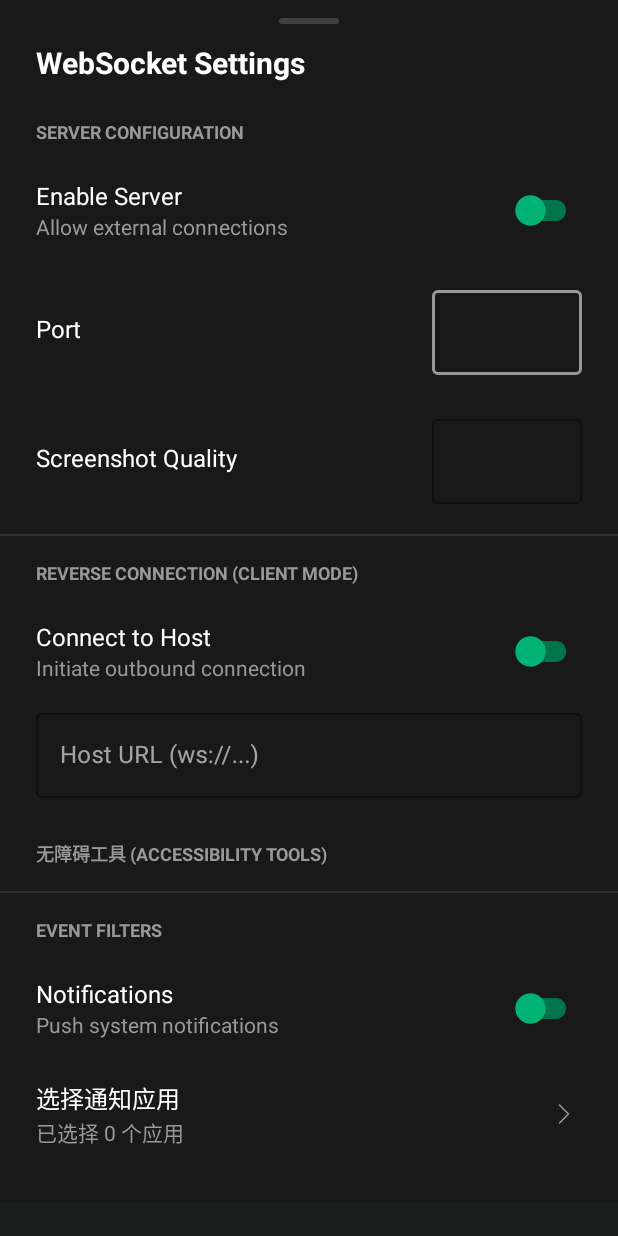
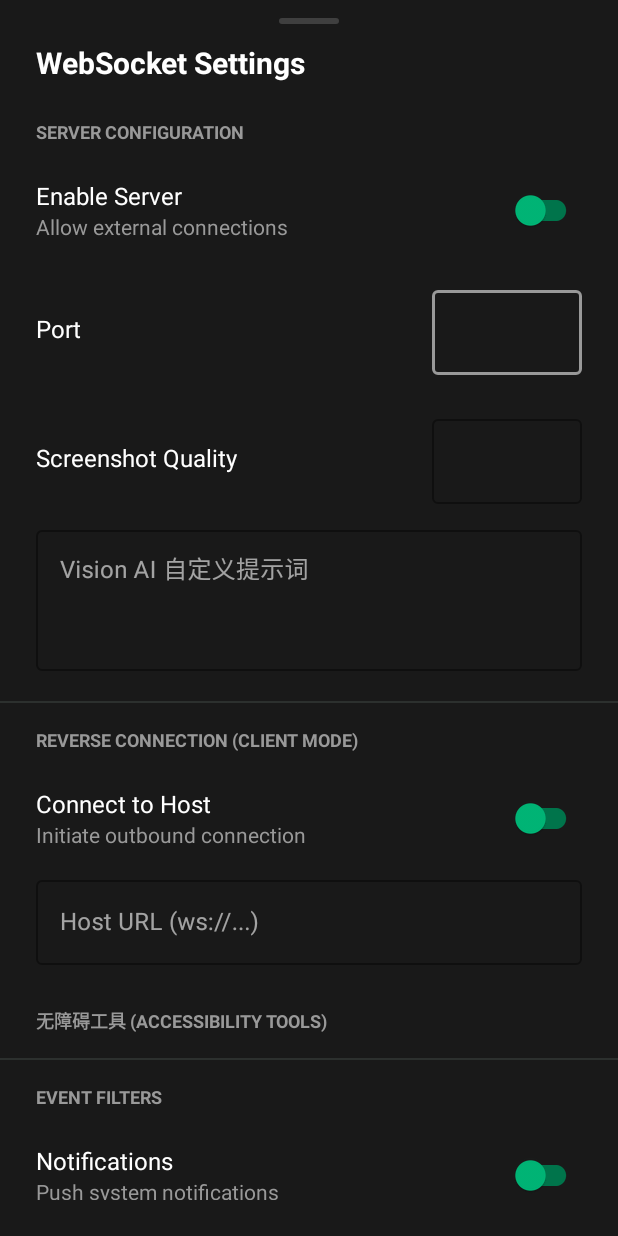
Before and after one commit to onepy/xiao-adb, an Android app: the layout sheet_settings.xml on its own in the app's theme, with its tools: preview values and no code run, on a phone screen of 412 x 824 dp. Run offline under Robolectric (Android 15) with nearby library versions, the phone set to English and light mode, and no system bars.

Commit message:
修复编译错误:
从 AndroidManifest.xml:4 中移除了 package 属性
修复了 DroidrunAccessibilityService.kt:87 中缺失的 configManager 参数
修复了 DroidrunContentProvider.kt:64 中缺失的 configManager 参数
添加Vision自定义提示词编辑功能:

在 sheet_settings.xml 中添加了多行文本输入框
在 SettingsBottomSheet.kt 中实现了提示词的读取和保存逻辑
添加了验证逻辑,确保提示词不能为空,如果为空则自动恢复默认值
支持失去焦点时自动保存修改

```diff
--- a/app/src/main/AndroidManifest.xml
+++ b/app/src/main/AndroidManifest.xml
@@ -1,7 +1,7 @@
 <?xml version="1.0" encoding="utf-8"?>
 <manifest xmlns:android="http://schemas.android.com/apk/res/android"
     xmlns:tools="http://schemas.android.com/tools"
-    package="com.droidrun.portal">
+    >
 
     <!-- Permission to draw over other apps -->
     <uses-permission android:name="android.permission.SYSTEM_ALERT_WINDOW" />
--- a/app/src/main/java/com/droidrun/portal/service/DroidrunAccessibilityService.kt
+++ b/app/src/main/java/com/droidrun/portal/service/DroidrunAccessibilityService.kt
@@ -85,6 +85,7 @@ class DroidrunAccessibilityService : AccessibilityService(), ConfigManager.Confi
             stateRepo = stateRepo,
             getKeyboardIME = { DroidrunKeyboardIME.getInstance() },
             getPackageManager = { packageManager },
+            configManager = configManager,
             appVersionProvider = {
                  try {
                      packageManager.getPackageInfo(packageName, 0).versionName
--- a/app/src/main/java/com/droidrun/portal/service/DroidrunContentProvider.kt
+++ b/app/src/main/java/com/droidrun/portal/service/DroidrunContentProvider.kt
@@ -59,10 +59,12 @@ class DroidrunContentProvider : ContentProvider() {
 
         val service = DroidrunAccessibilityService.getInstance()
         if (service != null && context != null) {
+            val configManager = com.droidrun.portal.config.ConfigManager.getInstance(context!!)
             apiHandler = ApiHandler(
                 stateRepo = StateRepository(service),
                 getKeyboardIME = { DroidrunKeyboardIME.getInstance() },
                 getPackageManager = { context!!.packageManager },
+                configManager = configManager,
                 appVersionProvider = {
                     try {
                         context!!.packageManager.getPackageInfo(context!!.packageName, 0).versionName
--- a/app/src/main/res/layout/sheet_settings.xml
+++ b/app/src/main/res/layout/sheet_settings.xml
@@ -140,6 +140,28 @@
                 android:gravity="center" />
         </com.google.android.material.textfield.TextInputLayout>
     </LinearLayout>
+
+    <com.google.android.material.textfield.TextInputLayout
+        android:layout_width="match_parent"
+        android:layout_height="wrap_content"
+        android:paddingHorizontal="24dp"
+        android:paddingBottom="12dp"
+        style="@style/Widget.MaterialComponents.TextInputLayout.OutlinedBox"
+        app:boxStrokeColor="@color/text_gray"
+        app:hintTextColor="@color/text_gray"
+        android:hint="Vision AI 自定义提示词">
+
+        <com.google.android.material.textfield.TextInputEditText
+            android:id="@+id/input_vision_prompt"
+            android:layout_width="match_parent"
+            android:layout_height="wrap_content"
+            android:inputType="textMultiLine"
+            android:textColor="@color/text_white"
+            android:minLines="3"
+            android:maxLines="6"
+            android:gravity="top|start"
+            android:scrollbars="vertical" />
+    </com.google.android.material.textfield.TextInputLayout>
 
     <View
         android:layout_width="match_parent"
```
Also changed, not shown: app/src/main/java/com/droidrun/portal/ui/settings/SettingsBottomSheet.kt (+38 -0 lines).
